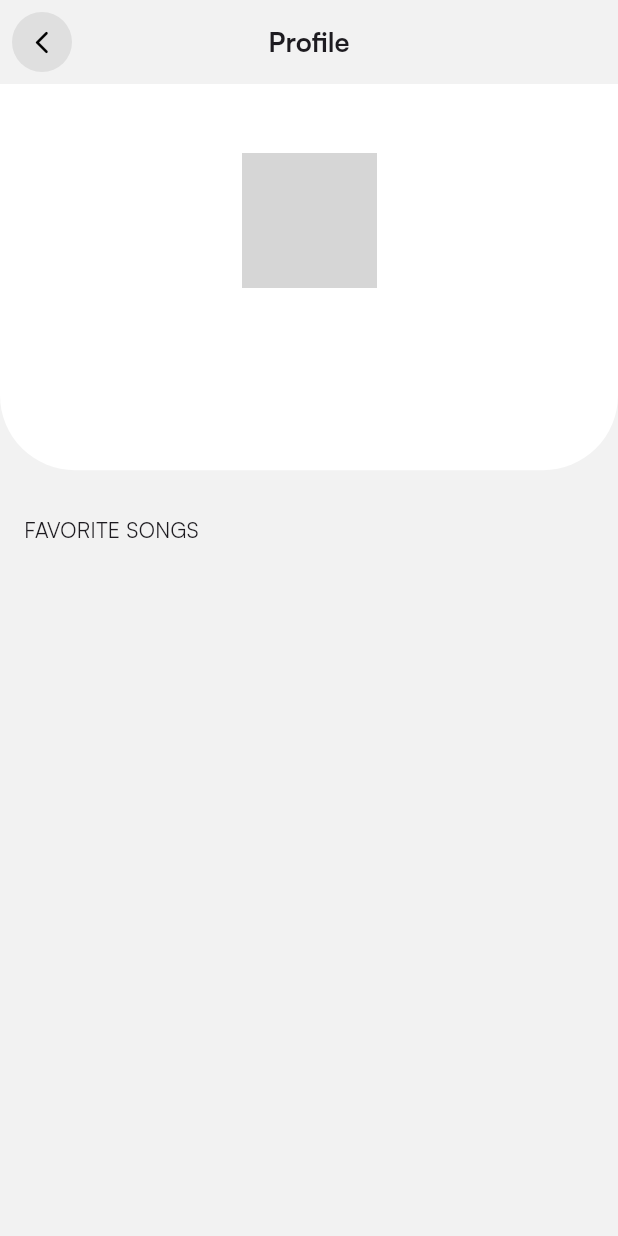
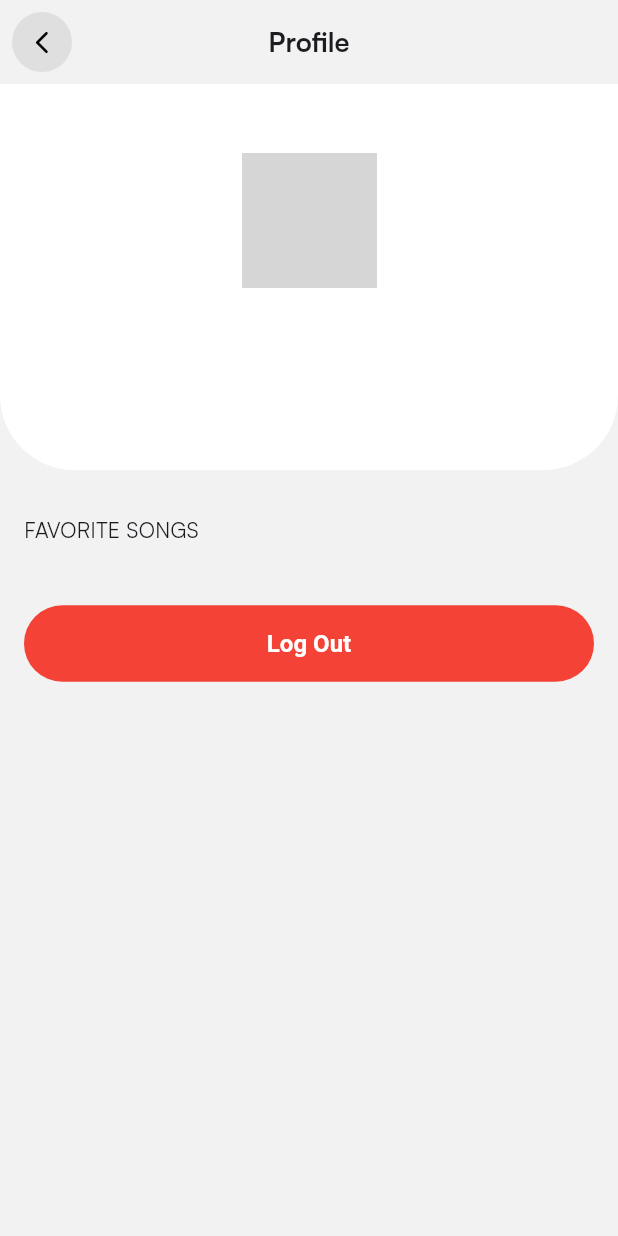
Before and after one commit to khnhk0ogei04/Spotify_Clone, a Flutter app: the ProfilePage screen opened directly, on a phone screen of 412 x 824 dp. Run offline on Flutter 3.47's test engine with Material 3 defaults, Android fonts, the phone set to English and light mode, and no system bars; our stand-ins replace cloud_firestore, dartz, device_preview, firebase_auth, firebase_core, flutter_bloc and 5 more; missing offline and left inert: dart:ffi; accounts and stored records are empty; network calls fail; grey boxes are pictures that could not be loaded.

```diff
--- a/lib/data/repository/auth/auth_repository.dart
+++ b/lib/data/repository/auth/auth_repository.dart
@@ -22,8 +22,7 @@ class AuthRepositoryImpl extends AuthRepository{
   }
 
   @override
-  Future<Either> logout() {
-    // TODO: implement logout
-    throw UnimplementedError();
+  Future<Either> logout() async{
+    return await sl<AuthFirebaseService>().logout();
   }
 }
--- a/lib/main.dart
+++ b/lib/main.dart
@@ -30,6 +30,9 @@ void main() async{
       builder: (context) => MyApp(), // Wrap your app
     ),
   );
+  // await Firebase.initializeApp(
+  //
+  // )
 }
 
 class MyApp extends StatelessWidget {
--- a/lib/presentation/profile/pages/profile.dart
+++ b/lib/presentation/profile/pages/profile.dart
@@ -1,14 +1,20 @@
+import 'dart:ffi';
+
 import 'package:flutter/material.dart';
 import 'package:flutter_bloc/flutter_bloc.dart';
 import 'package:spotify_clone/common/helpers/is_dark_mode.dart';
 import 'package:spotify_clone/common/widgets/appbar/app_bar.dart';
 import 'package:spotify_clone/common/widgets/favorite_button/favorite_button.dart';
 import 'package:spotify_clone/core/configs/constants/app_urls.dart';
+import 'package:spotify_clone/domain/usecases/auth/logout.dart';
+import 'package:spotify_clone/presentation/auth/pages/signin.dart';
 import 'package:spotify_clone/presentation/profile/bloc/favorite_songs_cubit.dart';
 import 'package:spotify_clone/presentation/profile/bloc/favorite_songs_state.dart';
 import 'package:spotify_clone/presentation/profile/bloc/profile_info_cubit.dart';
 import 'package:spotify_clone/presentation/profile/bloc/profile_info_state.dart';
 import 'package:spotify_clone/presentation/song_player/pages/song_player.dart';
+
+import '../../../service_locator.dart';
 
 class ProfilePage extends StatelessWidget {
   const ProfilePage({super.key});
@@ -25,16 +31,76 @@ class ProfilePage extends StatelessWidget {
           ),
         ),
       ),
-      body: Container(
+        body: SafeArea(
+          child: SingleChildScrollView(
+            padding: const EdgeInsets.only(bottom: 32),
             child: Column(
               crossAxisAlignment: CrossAxisAlignment.start,
               children: [
                 _profileInfo(context),
-            const SizedBox(height: 30,),
-            _favoriteSongs()
+                const SizedBox(height: 30),
+                _favoriteSongs(),
+                const SizedBox(height: 20),
+                _logoutButton(context),
               ],
             ),
           ),
+        ),
+    );
+  }
+
+  Widget _logoutButton(BuildContext context){
+    return Padding(
+      padding: const EdgeInsets.symmetric(horizontal: 16),
+      child: SizedBox(
+        width: double.infinity,
+        child: ElevatedButton(
+            onPressed: () async {
+              final logoutUseCase = sl.get<LogoutUseCase>();
+              final result = await logoutUseCase.execute();
+              result.fold(
+                  (failure){
+                    ScaffoldMessenger.of(context).showSnackBar(
+                      SnackBar(
+                        content: Text(
+                          failure.toString(),
+                          style: TextStyle(
+                            color: Colors.red,
+                            fontSize: 16,
+                            fontWeight: FontWeight.bold
+                          ),
+                        ),
+                      )
+                    );
+                  },
+                  (success){
+                    Navigator.pushAndRemoveUntil(
+                      context,
+                      MaterialPageRoute(builder: (context) => SigninPage()),
+                          (route) => false,
+                    );
+                  }
+              );
+            },
+            style: ElevatedButton.styleFrom(
+              backgroundColor: Colors.red,
+              padding: EdgeInsets.symmetric(
+                vertical: 16
+              ),
+              shape: RoundedRectangleBorder(
+                borderRadius: BorderRadius.circular(30)
+              ),
+            ),
+            child: const Text(
+              "Log Out",
+              style: TextStyle(
+                color: Colors.white,
+                fontSize: 16,
+                fontWeight: FontWeight.bold
+              ),
+            )
+        )
+      )
     );
   }
 
@@ -103,7 +169,8 @@ class ProfilePage extends StatelessWidget {
   }
 
   Widget _favoriteSongs() {
-    return BlocProvider(
+    return SingleChildScrollView(
+      child: BlocProvider(
         create: (context) => FavoriteSongsCubit()..getFavoriteSongs(),
         child: Padding(
           padding: const EdgeInsets.symmetric(
@@ -209,8 +276,9 @@ class ProfilePage extends StatelessWidget {
                     }
                     return Container();
                   } ,
-            )
+                ),
             ],
+          ),
         ),
       ),
     );
```
Also changed, not shown: demo_images/homePage-spotify.png (added), demo_images/playScreen-spotify.png (added), demo_images/profilePage-spotify.png (added). Lines whose indentation alone changed are shown as unchanged.
